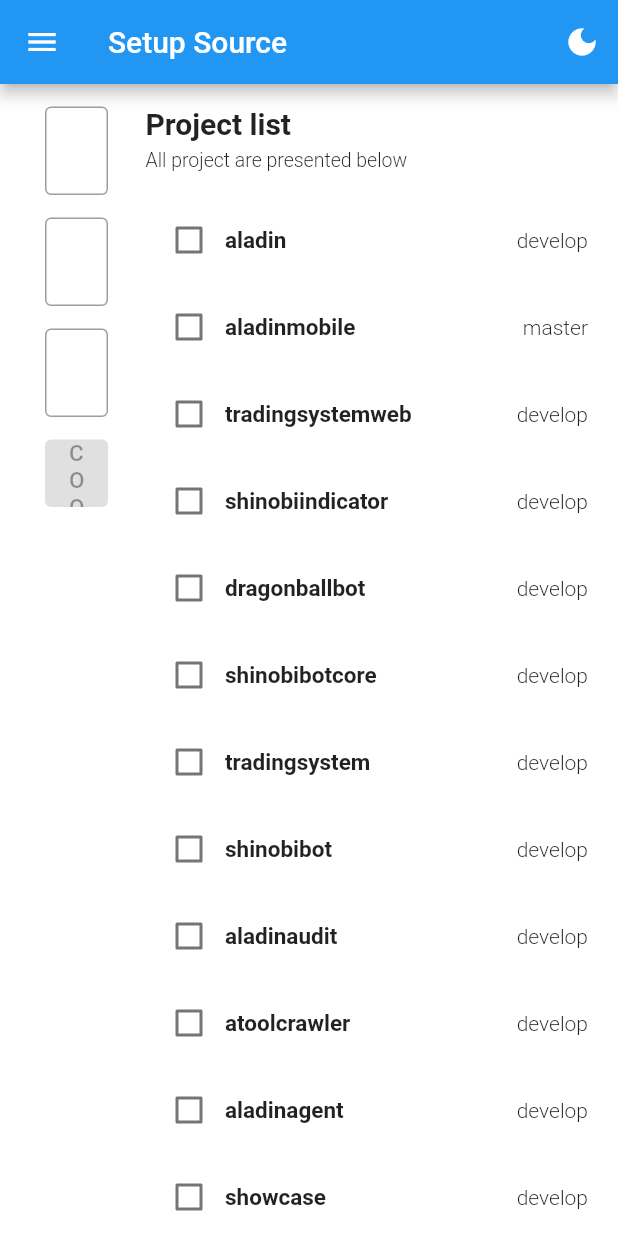
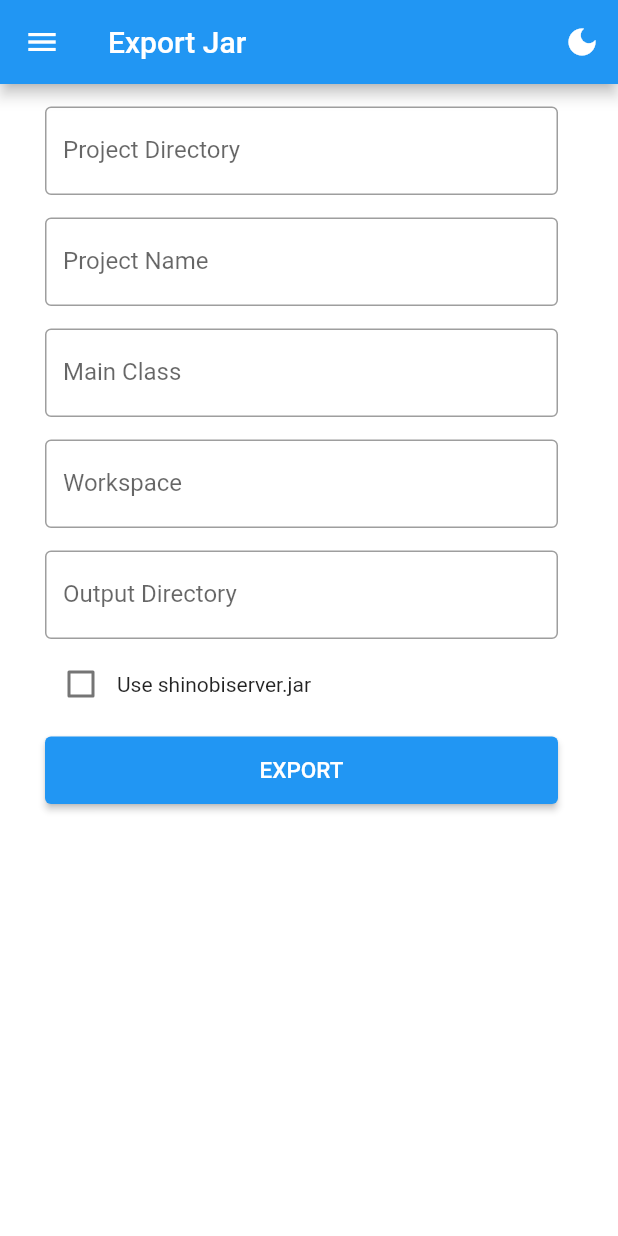
Before and after one commit to quangkhoi1228/shinobi_tool, a Flutter app: the screen it shows after launch, on a phone screen of 412 x 824 dp. Run offline on Flutter 3.47's test engine with Material 2 defaults, Android fonts, the phone set to English and light mode, and no system bars; our stand-ins replace file_picker, flutter_spinkit, get, hive, html_unescape, package_info_plus; missing offline and left inert: path_provider_macos, process_run; accounts and stored records are empty.

Commit message:
add GUI export jar page

```diff
--- a/lib/main.dart
+++ b/lib/main.dart
@@ -45,7 +45,7 @@ void main() {
          ThemeMode.dark for dark theme */
       themeMode: Get.isDarkMode ? ThemeMode.dark : ThemeMode.light,
       getPages: Routes.getRoutes(),
-      initialRoute: Routes.setupSourcePage,
+      initialRoute: Routes.exportJarPage,
       unknownRoute: Routes.getPageByName(Routes.notFoundPage),
       home: HomePage()));
 }
--- /dev/null
+++ b/lib/modules/ExportJar/ExportJar.dart
@@ -0,0 +1,186 @@
+import 'package:flutter/cupertino.dart';
+import 'package:flutter/material.dart';
+import 'package:get/get.dart';
+import 'package:shinobi_tool/styles/Css.dart';
+import 'package:shinobi_tool/templates/RootTemplate.dart';
+import 'package:shinobi_tool/utils/LocalStorage.dart';
+import 'package:shinobi_tool/utils/SnbButton.dart';
+import 'package:shinobi_tool/utils/SnbFileInput.dart';
+import 'package:shinobi_tool/utils/SnbJson.dart';
+
+import 'controllers/ExportJarController.dart';
+
+class ExportJarPage extends StatelessWidget {
+  ExportJarPage({Key? key}) : super(key: key);
+  final controller = Get.put(ExportJarController());
+  final LocalStorage storage = LocalStorage.instance();
+
+  final TextEditingController projectDirectoryController =
+      new TextEditingController();
+  final TextEditingController projectNameController =
+      new TextEditingController();
+  final TextEditingController mainClassController = new TextEditingController();
+  final TextEditingController workspaceController = new TextEditingController();
+  final TextEditingController outputController = new TextEditingController();
+  final TextEditingController shinobiServerController =
+      new TextEditingController();
+
+  @override
+  Widget build(context) {
+    preload();
+    return RootTemplate(
+      title: 'Export Jar',
+      child: buildBodyWidget(),
+    );
+  }
+
+  void preload() {
+    storage.getJsonAllData().then((SnbJson data) {
+      projectDirectoryController.text =
+          data.getString('exportJar_projectDirectory');
+      projectNameController.text = data.getString('exportJar_projectName');
+      mainClassController.text = data.getString('exportJar_mainClass');
+      workspaceController.text = data.getString('exportJar_workspace');
+      outputController.text = data.getString('exportJar_output');
+    });
+  }
+
+  void onChangeProjectName(String value) {
+    projectNameController.text = value;
+    storage.setItem('exportJar_projectName', value);
+  }
+
+  void onChangeProjectOutput(String value) {
+    outputController.text = value;
+    storage.setItem('exportJar_output', value);
+  }
+
+  void onChangeProjectDirectory(String directory) {
+    storage.setItem('exportJar_projectDirectory', directory);
+    onChangeProjectName(directory.split('/').last);
+    workspaceController.text = directory;
+    onChangeProjectOutput(
+        directory.substring(0, directory.indexOf('/git')) + '/deploy');
+  }
+
+  Widget buildBodyWidget() {
+    return Container(
+        padding: EdgeInsets.only(right: Css.paddingLarge, left: Css.padding),
+        child: Column(children: [
+          control(
+            child: SnbFileInput(
+              controller: projectDirectoryController,
+              labelText: 'Project Directory',
+              isPickDirectory: true,
+              onChanged: (String directory) {
+                onChangeProjectDirectory(directory);
+              },
+            ),
+          ),
+          control(
+            child: TextField(
+              controller: projectNameController,
+              onChanged: (value) => onChangeProjectName(value),
+              decoration: InputDecoration(
+                border: OutlineInputBorder(),
+                labelText: 'Project Name',
+              ),
+            ),
+          ),
+          control(
+            child: SnbFileInput(
+              controller: mainClassController,
+              allowedExtensions: ['java'],
+              labelText: 'Main Class',
+              onChanged: (String path) {
+                String mainPackage = path
+                    .substring(path.indexOf('com'))
+                    .replaceAll('/', '.')
+                    .replaceAll('.java', '');
+                mainClassController.text = mainPackage;
+                storage.setItem('exportJar_mainClass', mainPackage);
+              },
+            ),
+          ),
+          control(
+            child: SnbFileInput(
+              controller: workspaceController,
+              labelText: 'Workspace',
+              isPickDirectory: true,
+              onChanged: (String directory) {
+                storage.setItem(
+                    'exportJar_workspace', workspaceController.text);
+              },
+            ),
+          ),
+          control(
+            child: SnbFileInput(
+              controller: outputController,
+              isPickDirectory: true,
+              labelText: 'Output Directory',
+              onChanged: (String directory) {
+                onChangeProjectOutput(outputController.text);
+              },
+            ),
+          ),
+          control(
+              child: GetX<ExportJarController>(
+            builder: (_) => Column(
+              children: [
+                Container(
+                  margin: EdgeInsets.only(bottom: Css.paddingSmall),
+                  child: InkWell(
+                    onTap: () {
+                      controller.onChangeUseShinobiServer(
+                          !controller.isUseShinobiServer.isTrue);
+                      storage.setItem('exportJar_useShinobiServer',
+                          !controller.isUseShinobiServer.isTrue);
+                    },
+                    child: Row(
+                      children: [
+                        Container(
+                          height: Css.fontSize * 2,
+                          child: Checkbox(
+                            value: controller.isUseShinobiServer.isTrue,
+                            fillColor: Get.theme.checkboxTheme.checkColor,
+                            onChanged: (value) {
+                              controller
+                                  .onChangeUseShinobiServer(value ?? false);
+                              storage.setItem(
+                                  'exportJar_useShinobiServer', value);
+                            },
+                          ),
+                        ),
+                        Text('Use shinobiserver.jar')
+                      ],
+                    ),
+                  ),
+                ),
+                Visibility(
+                  visible: controller.isUseShinobiServer.isTrue,
+                  child: SnbFileInput(
+                    controller: shinobiServerController,
+                    allowedExtensions: ['jar'],
+                    labelText: 'shinobiserver.jar path',
+                    onChanged: (String directory) {},
+                  ),
+                ),
+              ],
+            ),
+          )),
+          control(
+              child: SnbButton(
+                  text: "Export",
+                  // isDisabled:
+                  //     selectedItems.length == 0 || controller.hasProcessingItem(),
+                  onPressed: () {}))
+        ]));
+  }
+
+  Widget control({required Widget child}) {
+    return Container(
+      margin: EdgeInsets.only(bottom: Css.padding),
+      child: child,
+    );
+  }
+}
--- /dev/null
+++ b/lib/modules/ExportJar/controllers/ExportJarController.dart
@@ -0,0 +1,15 @@
+import 'package:get/get.dart';
+
+class ExportJarController extends GetxController {
+  var count = 0.obs;
+  RxBool isUseShinobiServer = false.obs;
+
+  @override
+  void onInit() {
+    super.onInit();
+  }
+
+  void onChangeUseShinobiServer(bool value) {
+    isUseShinobiServer.value = value;
+  }
+}
--- a/lib/modules/SetupSource/SetupSource.dart
+++ b/lib/modules/SetupSource/SetupSource.dart
@@ -71,6 +71,7 @@ class SetupSourcePage extends StatelessWidget {
                 Text(
                   "Project list",
                   style: TextStyle(
+                      color: Get.theme.accentColor,
                       fontSize: Css.fontSizeMedium,
                       fontWeight: Css.fontWeightBold),
                 ),
@@ -260,6 +261,7 @@ class SetupSourcePage extends StatelessWidget {
             child: SnbFileInput(
               controller: projectDirectoryController,
               isPickDirectory: true,
+              labelText: 'Project Directory',
               onChanged: (String directory) {
                 storage.setItem(
                     'projectDirectory', projectDirectoryController.text);
--- a/lib/routes/routes.dart
+++ b/lib/routes/routes.dart
@@ -1,6 +1,7 @@
 import 'package:flutter/cupertino.dart';
 import 'package:flutter/material.dart';
 import 'package:get/get.dart';
+import 'package:shinobi_tool/modules/ExportJar/ExportJar.dart';
 import 'package:shinobi_tool/modules/Home/HomePage.dart';
 import 'package:shinobi_tool/modules/SetupSource/SetupSource.dart';
 import 'package:shinobi_tool/modules/Unknown/UnknownPage.dart';
@@ -22,6 +23,7 @@ class Routes {
   static String homePage = '/';
   static String notFoundPage = '/notfound/';
   static String setupSourcePage = '/SetupSourcePage/';
+  static String exportJarPage = '/ExportJarPage/';
 
   static List<RouteItem> routes = [
     RouteItem(
@@ -36,6 +38,11 @@ class Routes {
         icon: Icon(Icons.settings),
         title: 'Setup Source',
         page: SetupSourcePage()),
+    RouteItem(
+        name: '/ExportJarPage/',
+        icon: Icon(Icons.exit_to_app),
+        title: 'Export Jar',
+        page: ExportJarPage()),
   ];
 
   static RouteItem getRouteItemByName(String name) {
--- a/lib/templates/RootTemplate.dart
+++ b/lib/templates/RootTemplate.dart
@@ -41,12 +41,18 @@ class _RootTemplateState extends State<RootTemplate> {
           ],
         ),
         drawer: _buildDrawer(),
-        body: Container(
-            padding: EdgeInsets.all(Css.padding), child: widget.child));
+        body: SingleChildScrollView(
+          child: Container(
+              padding: EdgeInsets.all(Css.padding), child: widget.child),
+        ));
   }
 
   Widget _buildDrawer() {
-    List<String> drawerItem = [Routes.homePage, Routes.setupSourcePage];
+    List<String> drawerItem = [
+      Routes.homePage,
+      Routes.setupSourcePage,
+      Routes.exportJarPage,
+    ];
 
     List<Widget> children = drawerItem.map((String drawerItem) {
       RouteItem item = Routes.getRouteItemByName(drawerItem);
```
Also changed, not shown: lib/modules/Template/Template.dart (added, +39 -0 lines), lib/modules/Template/controllers/TemplateController.dart (added, +10 -0 lines), lib/utils/SnbFileInput.dart (+39 -1 lines).
